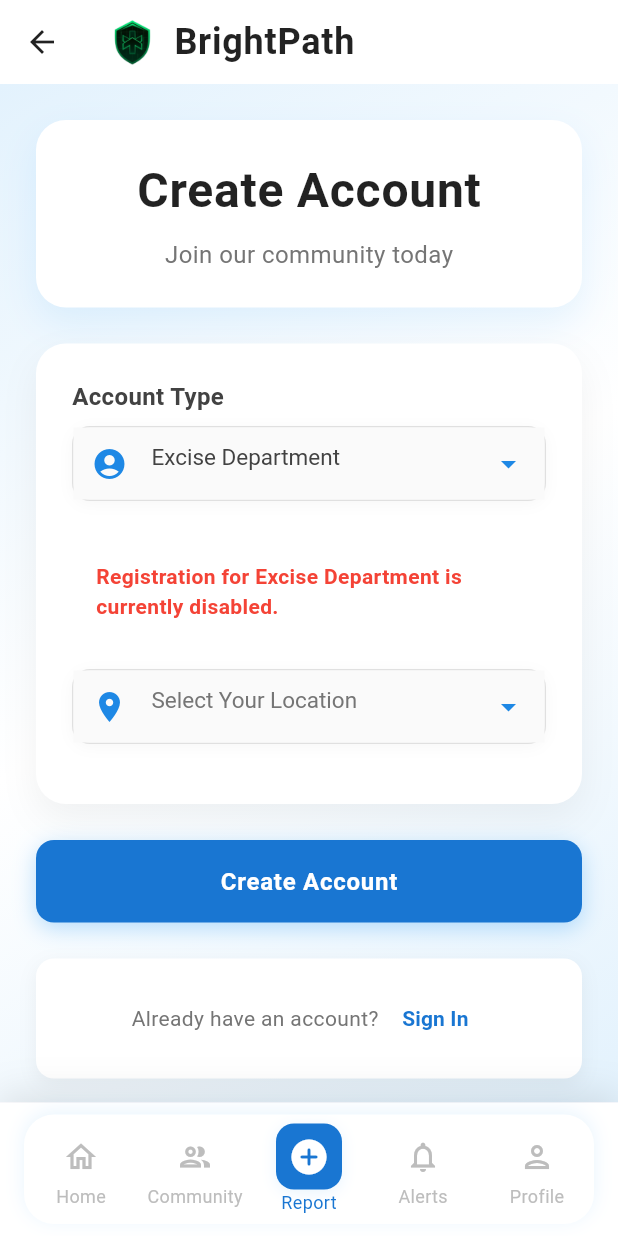
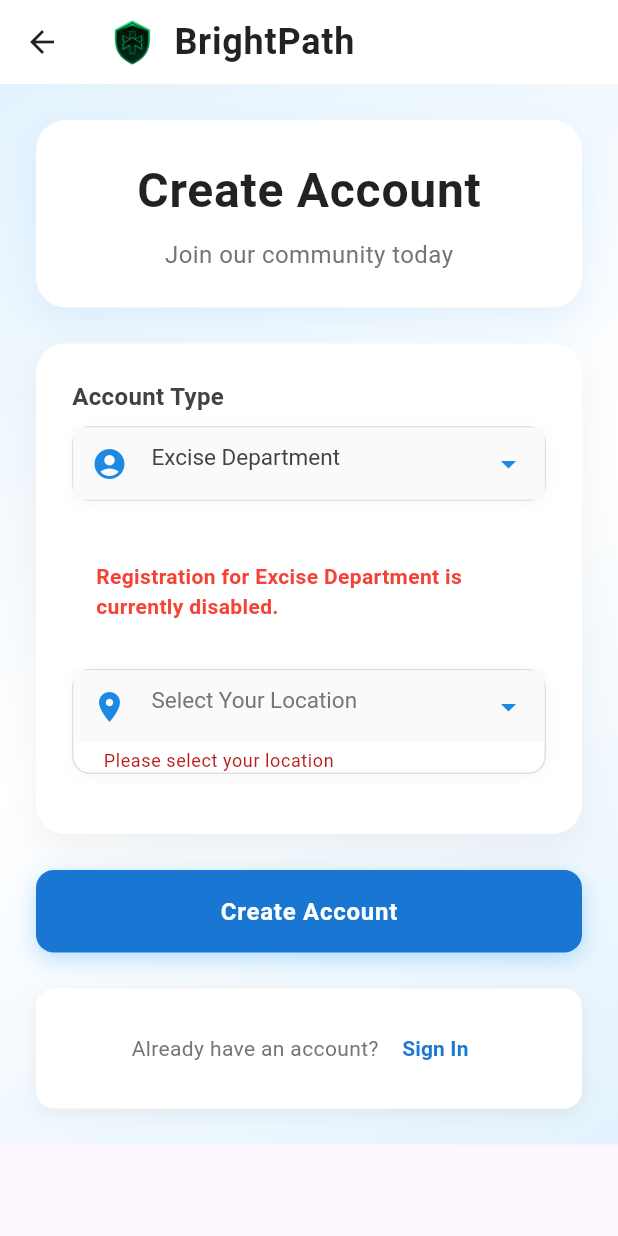
Before and after one commit to jobexperimentt33/RealReportingApp, a Flutter app: the RegisterPage screen opened directly, after a tap on "Create Account", on a phone screen of 412 x 824 dp. Run offline on Flutter 3.47's test engine with Material 3 defaults, Android fonts, the phone set to English and light mode, and no system bars; our stand-ins replace cloud_firestore, firebase_auth, firebase_core, firebase_dynamic_links, firebase_storage, geocoding and 6 more; accounts and stored records are empty.

Commit message:
registration validation done

```diff
--- a/brightpath/lib/register_page.dart
+++ b/brightpath/lib/register_page.dart
@@ -21,7 +21,6 @@ class _RegisterPageState extends State<RegisterPage> {
   final TextEditingController _communityNameController = TextEditingController();
   final FirebaseAuth _auth = FirebaseAuth.instance;
   final bool _isVerified = false;
-  int currentIndex = 2;
   String _selectedCategory = 'Excise Department';
   final List<String> _categories = [
     'Excise Department',
@@ -48,48 +47,68 @@ class _RegisterPageState extends State<RegisterPage> {
     'Kannur',
     'Kasaragod',
   ];
-  int? _hoveredIndex;
+  bool _isLoading = false;
+  bool _isPasswordVisible = false;
 
   Future<void> _register() async {
     if (!_formKey.currentState!.validate()) {
       return;
     }
+
+    setState(() {
+      _isLoading = true;
+    });
+
     try {
       // Check if username is already in use
       if (await isUsernameTaken(_usernameController.text)) {
-        // Show a dialog or snackbar if the username is taken
-        showDialog(
-          context: context,
-          builder: (context) => AlertDialog(
-            title: const Text('Username Taken'),
-            content: const Text('Please choose a different username.'),
-            actions: [
-              TextButton(
-                onPressed: () => Navigator.of(context).pop(),
-                child: const Text('OK'),
-              ),
-            ],
-          ),
-        );
+        _showErrorDialog('Username Taken', 'Please choose a different username.');
+        setState(() {
+          _isLoading = false;
+        });
         return;
       }
+
+      // Show loading dialog with initial message
+      _showLoadingDialog('Creating your account...');
 
       UserCredential userCredential = await _auth.createUserWithEmailAndPassword(
         email: _emailController.text.trim(),
         password: _passwordController.text.trim(),
       );
 
+      // Update loading message
+      _updateLoadingMessage('Setting up your profile...');
+
       // Send email verification
       await userCredential.user?.sendEmailVerification();
 
       // Set user verification status to false by default
-      await saveUserData(userCredential.user?.uid, false); // Set verified to false
+      await saveUserData(userCredential.user?.uid, false);
 
-      // Navigate to login page with a message
-      Navigator.pop(context, 'Please verify your email before logging in.');
+      // Dismiss loading dialog
+      Navigator.of(context).pop();
+
+      // Show success dialog
+      await _showSuccessDialog();
+
+      // Navigate to login page
+      Navigator.pop(context);
     } catch (e) {
-      // Handle error (e.g., show a dialog)
-      print(e);
+      // Dismiss loading dialog if showing
+      if (_isLoading) {
+        Navigator.of(context).pop();
+      }
+
+      // Show error dialog with appropriate message
+      _showErrorDialog(
+        'Registration Error',
+        _getReadableErrorMessage(e.toString()),
+      );
+    } finally {
+      setState(() {
+        _isLoading = false;
+      });
     }
   }
 
@@ -127,22 +146,6 @@ class _RegisterPageState extends State<RegisterPage> {
       'district': _selectedDistrict,
       // Add other user data fields as necessary
     });
-  }
-
-  void _showLoginRequiredDialog() {
-    showDialog(
-      context: context,
-      builder: (context) => AlertDialog(
-        title: const Text('Login Required'),
-        content: const Text('Please log in to use this feature.'),
-        actions: [
-          TextButton(
-            onPressed: () => Navigator.of(context).pop(),
-            child: const Text('OK'),
-          ),
-        ],
-      ),
-    );
   }
 
   String _generateUserId() {
@@ -431,6 +434,161 @@ class _RegisterPageState extends State<RegisterPage> {
     );
   }
 
+  void _showLoadingDialog(String message) {
+    showDialog(
+      context: context,
+      barrierDismissible: false,
+      builder: (BuildContext context) {
+        return WillPopScope(
+          onWillPop: () async => false,
+          child: AlertDialog(
+            content: Column(
+              mainAxisSize: MainAxisSize.min,
+              children: [
+                const CircularProgressIndicator(),
+                const SizedBox(height: 20),
+                Text(message),
+              ],
+            ),
+          ),
+        );
+      },
+    );
+  }
+
+  void _updateLoadingMessage(String message) {
+    Navigator.of(context).pop(); // Dismiss current dialog
+    _showLoadingDialog(message); // Show new dialog with updated message
+  }
+
+  Future<void> _showSuccessDialog() {
+    return showDialog(
+      context: context,
+      barrierDismissible: false,
+      builder: (BuildContext context) {
+        return AlertDialog(
+          title: Row(
+            children: [
+              Icon(Icons.check_circle, color: Colors.green[600]),
+              const SizedBox(width: 8),
+              const Text('Success'),
+            ],
+          ),
+          content: Column(
+            mainAxisSize: MainAxisSize.min,
+            crossAxisAlignment: CrossAxisAlignment.start,
+            children: [
+              const Text('Your account has been created successfully!'),
+              const SizedBox(height: 12),
+              Text(
+                'A verification email has been sent to ${_emailController.text}',
+                style: TextStyle(color: Colors.grey[600], fontSize: 14),
+              ),
+            ],
+          ),
+          actions: [
+            TextButton(
+              onPressed: () => Navigator.of(context).pop(),
+              child: const Text('OK'),
+            ),
+          ],
+        );
+      },
+    );
+  }
+
+  void _showErrorDialog(String title, String message) {
+    showDialog(
+      context: context,
+      builder: (context) => AlertDialog(
+        title: Row(
+          children: [
+            Icon(Icons.error_outline, color: Colors.red[600]),
+            const SizedBox(width: 8),
+            Text(title),
+          ],
+        ),
+        content: Text(message),
+        actions: [
+          TextButton(
+            onPressed: () => Navigator.of(context).pop(),
+            child: const Text('OK'),
+          ),
+        ],
+      ),
+    );
+  }
+
+  String _getReadableErrorMessage(String error) {
+    if (error.contains('email-already-in-use')) {
+      return 'This email is already registered. Please use a different email or try logging in.';
+    } else if (error.contains('weak-password')) {
+      return 'The password provided is too weak. Please choose a stronger password.';
+    } else if (error.contains('invalid-email')) {
+      return 'The email address is invalid. Please check and try again.';
+    }
+    return 'An unexpected error occurred. Please try again later.';
+  }
+
+  String? _validateEmail(String? value) {
+    if (value == null || value.isEmpty) {
+      return 'Email is required';
+    }
+    final emailRegex = RegExp(r'^[\w-]+(\.[\w-]+)*@([\w-]+\.)+[a-zA-Z]{2,7}$');
+    if (!emailRegex.hasMatch(value)) {
+      return 'Please enter a valid email address';
+    }
+    return null;
+  }
+
+  String? _validatePassword(String? value) {
+    if (value == null || value.isEmpty) {
+      return 'Password is required';
+    }
+    if (value.length < 8) {
+      return 'Password must be at least 8 characters';
+    }
+    if (!value.contains(RegExp(r'[A-Z]'))) {
+      return 'Password must contain at least one uppercase letter';
+    }
+    if (!value.contains(RegExp(r'[a-z]'))) {
+      return 'Password must contain at least one lowercase letter';
+    }
+    if (!value.contains(RegExp(r'[0-9]'))) {
+      return 'Password must contain at least one number';
+    }
+    if (!value.contains(RegExp(r'[!@#$%^&*(),.?":{}|<>]'))) {
+      return 'Password must contain at least one special character';
+    }
+    return null;
+  }
+
+  String? _validateUsername(String? value) {
+    if (value == null || value.isEmpty) {
+      return 'Username is required';
+    }
+    if (value.length < 4) {
+      return 'Username must be at least 4 characters';
+    }
+    if (!RegExp(r'^[a-zA-Z0-9_]+$').hasMatch(value)) {
+      return 'Username can only contain letters, numbers, and underscores';
+    }
+    return null;
+  }
+
+  String? _validateName(String? value) {
+    if (value == null || value.isEmpty) {
+      return 'Name is required';
+    }
+    if (value.length < 2) {
+      return 'Name must be at least 2 characters';
+    }
+    if (!RegExp(r'^[a-zA-Z\s]+$').hasMatch(value)) {
+      return 'Name can only contain letters and spaces';
+    }
+    return null;
+  }
+
   @override
   Widget build(BuildContext context) {
     return Scaffold(
@@ -643,117 +801,7 @@ class _RegisterPageState extends State<RegisterPage> {
           ),
         ),
       ),
-      bottomNavigationBar: Container(
-        decoration: BoxDecoration(
-          color: Colors.white,
-          boxShadow: [
-            BoxShadow(
-              color: Colors.black.withOpacity(0.1),
-              blurRadius: 20,
-              offset: const Offset(0, -5),
-            ),
-          ],
-        ),
-        child: SafeArea(
-          child: Padding(
-            padding: const EdgeInsets.symmetric(horizontal: 16.0, vertical: 8),
-            child: Container(
-              decoration: BoxDecoration(
-                color: Colors.white,
-                borderRadius: BorderRadius.circular(20),
-                boxShadow: [
-                  BoxShadow(
-                    color: Colors.blue.withOpacity(0.1),
-                    blurRadius: 10,
-                    offset: const Offset(0, -2),
-                  ),
-                ],
-              ),
-              child: MouseRegion(
-                onHover: (event) {
-                  final RenderBox box = context.findRenderObject() as RenderBox;
-                  final position = box.globalToLocal(event.position);
-                  final width = box.size.width;
-                  final index = (position.dx / (width / 5)).floor();
-                  setState(() {
-                    _hoveredIndex = index;
-                  });
-                },
-                onExit: (event) {
-                  setState(() {
-                    _hoveredIndex = null;
-                  });
-                },
-                child: BottomNavigationBar(
-                  items: _buildNavItems(),
-                  currentIndex: 2,
-                  selectedItemColor: Colors.blue[700],
-                  unselectedItemColor: Colors.grey[400],
-                  showUnselectedLabels: true,
-                  type: BottomNavigationBarType.fixed,
-                  backgroundColor: Colors.transparent,
-                  elevation: 0,
-                  selectedFontSize: 12,
-                  unselectedFontSize: 12,
-                  onTap: (index) => _showLoginRequiredDialog(),
-                ),
-              ),
-            ),
-          ),
-        ),
-      ),
     );
-  }
-
-  List<BottomNavigationBarItem> _buildNavItems() {
-    final items = [
-      NavItem(Icons.home_rounded, Icons.home_outlined, 'Home'),
-      NavItem(Icons.group_rounded, Icons.group_outlined, 'Community'),
-      NavItem(Icons.add_circle_rounded, Icons.add_circle_outlined, 'Report'),
-      NavItem(Icons.notifications_rounded, Icons.notifications_outlined, 'Alerts'),
-      NavItem(Icons.person_rounded, Icons.person_outlined, 'Profile'),
-    ];
-
-    return items.asMap().entries.map((entry) {
-      final index = entry.key;
-      final item = entry.value;
-      final isHovered = _hoveredIndex == index;
-      final isSelected = 2 == index;
-
-      return BottomNavigationBarItem(
-        icon: AnimatedContainer(
-          duration: const Duration(milliseconds: 200),
-          padding: EdgeInsets.all(isHovered || isSelected ? 8.0 : 6.0),
-          decoration: BoxDecoration(
-            color: isSelected
-                ? Colors.blue[700]
-                : isHovered
-                    ? Colors.blue[50]
-                    : Colors.transparent,
-            borderRadius: BorderRadius.circular(12),
-            boxShadow: isSelected || isHovered
-                ? [
-                    BoxShadow(
-                      color: Colors.blue.withOpacity(0.1),
-                      blurRadius: 8,
-                      offset: const Offset(0, 2),
-                    ),
-                  ]
-                : null,
-          ),
-          child: Icon(
-            isSelected || isHovered ? item.selectedIcon : item.icon,
-            size: isHovered || isSelected ? 28 : 24,
-            color: isSelected
-                ? Colors.white
-                : isHovered
-                    ? Colors.blue[700]
-                    : Colors.grey[400],
-          ),
-        ),
-        label: item.label,
-      );
-    }).toList();
   }
 }
 
```
